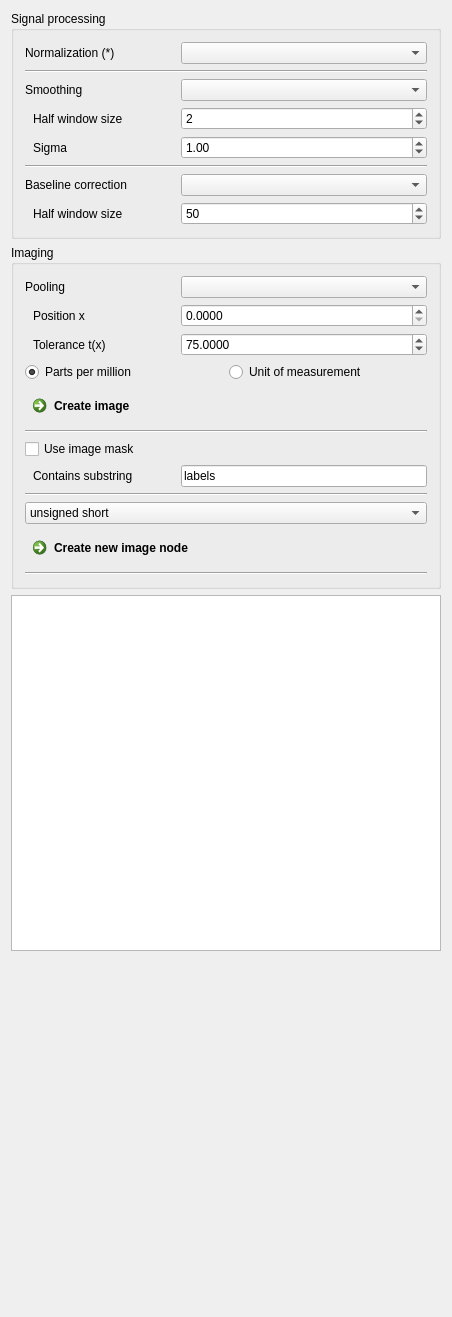
Qt form Plugins/org.mitk.gui.qt.m2.Data/src/internal/m2Data.ui (m2aia/m2aia) before a commit.
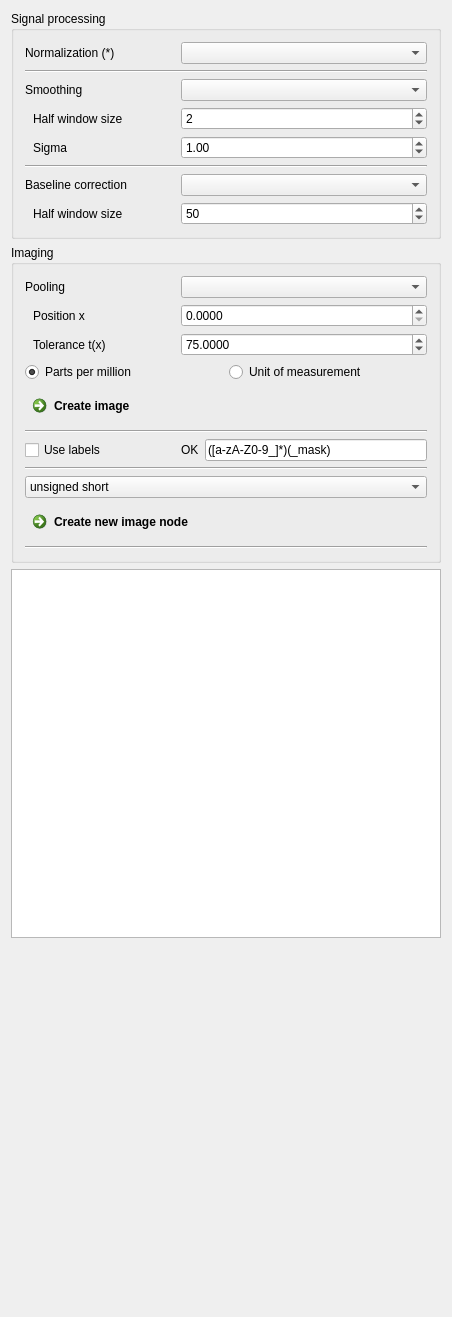
The same form after that commit.

Commit message: opt-in add image artifacts, update preferences

```diff
--- a/Plugins/org.mitk.gui.qt.m2.Data/src/internal/m2Data.ui
+++ b/Plugins/org.mitk.gui.qt.m2.Data/src/internal/m2Data.ui
@@ -636,6 +636,8 @@
        </widget>
       </item>
       <item>
+       <layout class="QHBoxLayout" name="horizontalLayout_14">
+        <item>
        <widget class="QCheckBox" name="chkBxUseMask">
         <property name="sizePolicy">
          <sizepolicy hsizetype="Preferred" vsizetype="Preferred">
@@ -656,7 +658,7 @@
          </size>
         </property>
         <property name="text">
-         <string>Use image mask</string>
+           <string>Use labels</string>
         </property>
         <property name="checked">
          <bool>false</bool>
@@ -664,31 +666,12 @@
        </widget>
       </item>
       <item>
-       <layout class="QHBoxLayout" name="horizontalLayout_14">
-        <item>
-         <widget class="QLabel" name="label_11">
-          <property name="minimumSize">
-           <size>
-            <width>150</width>
-            <height>0</height>
-           </size>
-          </property>
-          <property name="maximumSize">
-           <size>
-            <width>150</width>
-            <height>16777215</height>
-           </size>
-          </property>
-          <property name="font">
-           <font>
-            <italic>false</italic>
-           </font>
+         <widget class="QLabel" name="labelTextRegexStatus">
+          <property name="styleSheet">
+           <string notr="true">txt: rgb(138, 226, 52)</string>
           </property>
           <property name="text">
-           <string>Contains substring</string>
-          </property>
-          <property name="indent">
-           <number>8</number>
+           <string>OK</string>
           </property>
          </widget>
         </item>
@@ -698,7 +681,7 @@
            <string/>
           </property>
           <property name="text">
-           <string>labels</string>
+           <string>([a-zA-Z0-9_]*)(_mask)</string>
           </property>
           <property name="placeholderText">
            <string/>
```
Left out of the diff: 3 changed lines with no effect on the pictures. The commit also changes 5 other files.
